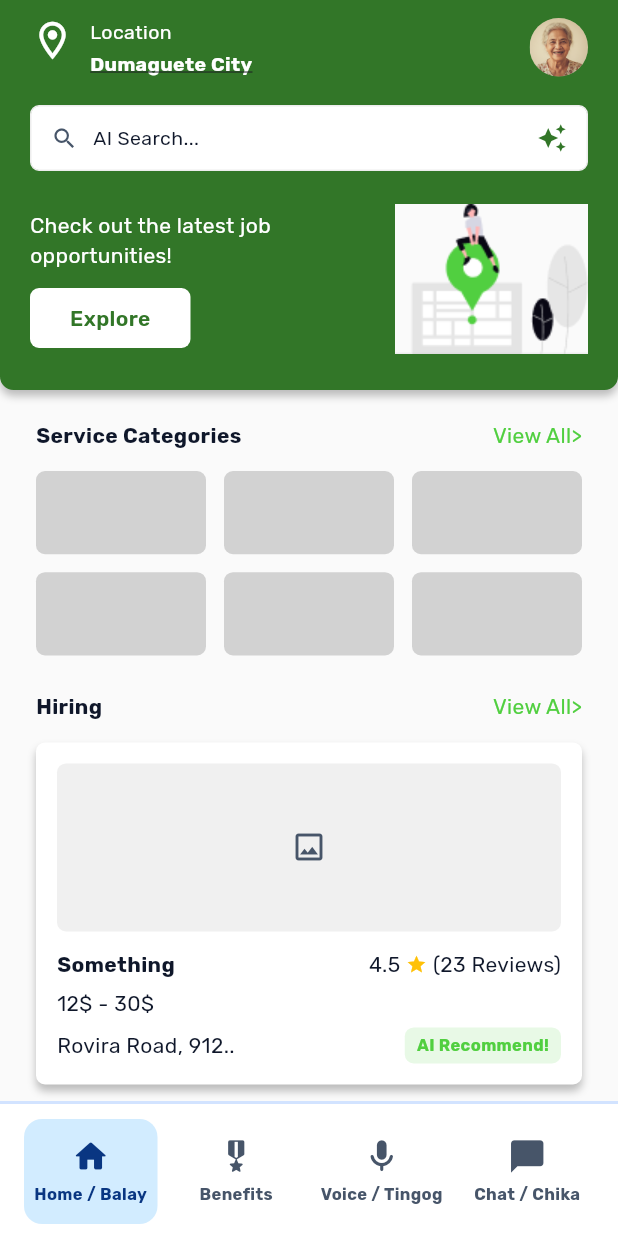
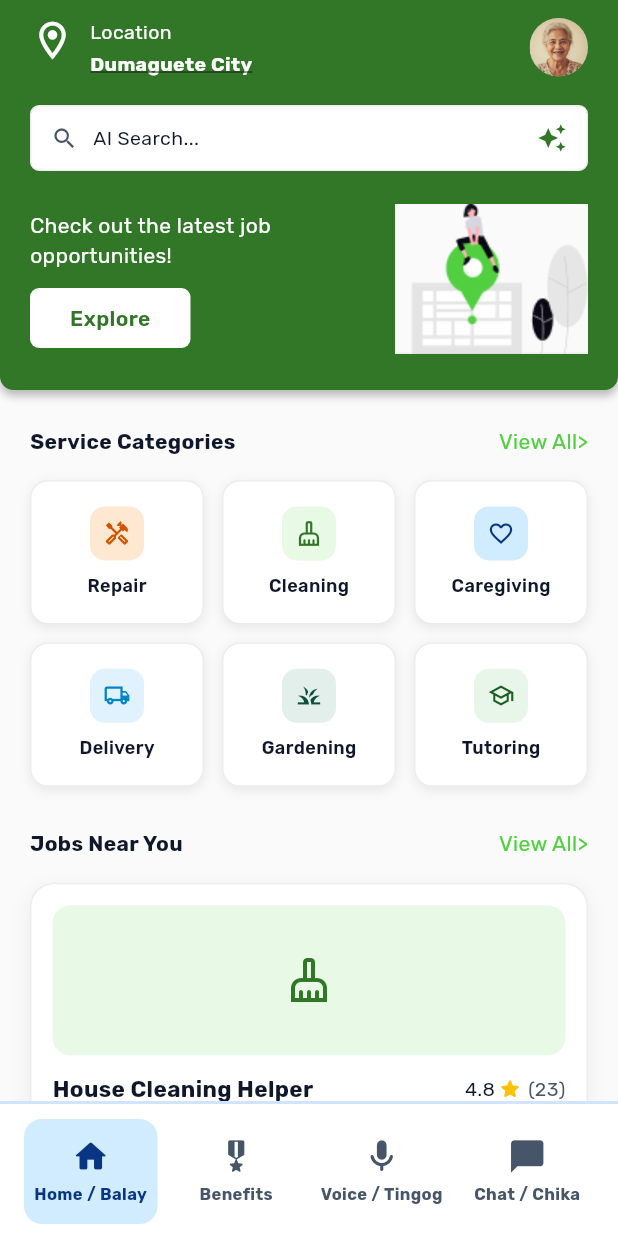
Before and after one commit to ensaiimada15/Agak.AI, a Flutter app: the screen it shows after launch, after a tap on "Log in", on a phone screen of 412 x 824 dp. Run offline on Flutter 3.47's test engine with Material 3 defaults, Android fonts, the phone set to English and light mode, and no system bars; our stand-ins replace google_fonts.

```diff
--- a/lib/main.dart
+++ b/lib/main.dart
@@ -1,6 +1,7 @@
 import 'package:flutter/material.dart';
 import 'screens/login_screen.dart';
 import 'theme/app_theme.dart';
+import 'widgets/responsive_frame.dart';
 
 void main() {
   runApp(const AgakAIApp());
@@ -15,6 +16,7 @@ class AgakAIApp extends StatelessWidget {
       title: 'AgakAI',
       debugShowCheckedModeBanner: false,
       theme: AppTheme.light,
+      builder: (context, child) => ResponsiveFrame(child: child!),
       home: const LoginScreen(),
     );
   }
--- a/lib/screens/home_screen.dart
+++ b/lib/screens/home_screen.dart
@@ -1,5 +1,50 @@
 import 'package:flutter/material.dart';
 import '../theme/app_colors.dart';
+
+class _Category {
+  const _Category(this.label, this.icon, this.color, this.bg);
+  final String label;
+  final IconData icon;
+  final Color color;
+  final Color bg;
+}
+
+const _categories = [
+  _Category('Repair', Icons.handyman_outlined, AppColors.orange, AppColors.orangeBg),
+  _Category('Cleaning', Icons.cleaning_services_outlined, AppColors.dashboardGreen,
+      AppColors.dashboardAccentBg),
+  _Category('Caregiving', Icons.favorite_outline, AppColors.navy, AppColors.skyBlueBg),
+  _Category('Delivery', Icons.local_shipping_outlined, AppColors.brightBlue,
+      AppColors.paleBlueBg),
+  _Category('Gardening', Icons.grass_outlined, AppColors.forest, AppColors.forestSoft),
+  _Category('Tutoring', Icons.school_outlined, AppColors.claimGreen, AppColors.claimGreenBg),
+];
+
+class _Job {
+  const _Job(this.title, this.category, this.price, this.location, this.rating,
+      this.reviews, this.icon, this.color, this.bg, {this.recommended = false});
+  final String title;
+  final String category;
+  final String price;
+  final String location;
+  final double rating;
+  final int reviews;
+  final IconData icon;
+  final Color color;
+  final Color bg;
+  final bool recommended;
+}
+
+const _jobs = [
+  _Job('House Cleaning Helper', 'Cleaning', '₱350 - ₱500 / visit', 'Rovira Road, Dumaguete',
+      4.8, 23, Icons.cleaning_services_outlined, AppColors.dashboardGreen,
+      AppColors.dashboardAccentBg,
+      recommended: true),
+  _Job('Elderly Companion Care', 'Caregiving', '₱400 / day', 'Piapi, Dumaguete', 4.9, 41,
+      Icons.favorite_outline, AppColors.navy, AppColors.skyBlueBg),
+  _Job('Garden Maintenance', 'Gardening', '₱250 - ₱450 / visit', 'Bantayan, Dumaguete', 4.6,
+      15, Icons.grass_outlined, AppColors.forest, AppColors.forestSoft),
+];
 
 class HomeScreen extends StatelessWidget {
   const HomeScreen({
@@ -21,23 +66,20 @@ class HomeScreen extends StatelessWidget {
           children: [
             _DashboardHeader(onSearchTap: onOpenVoiceAssistant, onExplore: onOpenBenefits),
             Padding(
-              padding: const EdgeInsets.fromLTRB(24, 20, 24, 24),
+              padding: const EdgeInsets.fromLTRB(20, 24, 20, 28),
               child: Column(
                 crossAxisAlignment: CrossAxisAlignment.start,
                 children: [
                   const _SectionHeader(title: 'Service Categories'),
-                  const SizedBox(height: 14),
+                  const SizedBox(height: 16),
                   const _ServiceCategoriesGrid(),
-                  const SizedBox(height: 24),
-                  const _SectionHeader(title: 'Hiring'),
-                  const SizedBox(height: 14),
-                  const _JobCard(
-                    title: 'Something',
-                    price: '12\$ - 30\$',
-                    location: 'Rovira Road, 912..',
-                    rating: '4.5',
-                    reviews: '(23 Reviews)',
-                  ),
+                  const SizedBox(height: 28),
+                  const _SectionHeader(title: 'Jobs Near You'),
+                  const SizedBox(height: 16),
+                  for (final job in _jobs) ...[
+                    _JobCard(job: job),
+                    if (job != _jobs.last) const SizedBox(height: 12),
+                  ],
                 ],
               ),
             ),
@@ -209,34 +251,46 @@ class _ServiceCategoriesGrid extends StatelessWidget {
       crossAxisCount: 3,
       mainAxisSpacing: 12,
       crossAxisSpacing: 12,
-      childAspectRatio: 94 / 46,
-      children: List.generate(
-        6,
-        (_) => Container(
+      childAspectRatio: 94 / 78,
+      children: [
+        for (final category in _categories)
+          Container(
             decoration: BoxDecoration(
-            color: AppColors.placeholderGrey,
-            borderRadius: BorderRadius.circular(6),
+              color: Colors.white,
+              borderRadius: BorderRadius.circular(12),
+              border: Border.all(color: const Color(0xFFEDEDED)),
+              boxShadow: const [
+                BoxShadow(color: Color(0x14000000), blurRadius: 6, offset: Offset(0, 2)),
+              ],
+            ),
+            child: Column(
+              mainAxisAlignment: MainAxisAlignment.center,
+              children: [
+                Container(
+                  width: 36,
+                  height: 36,
+                  decoration: BoxDecoration(
+                    color: category.bg,
+                    borderRadius: BorderRadius.circular(10),
+                  ),
+                  child: Icon(category.icon, size: 18, color: category.color),
+                ),
+                const SizedBox(height: 8),
+                Text(category.label,
+                    style: const TextStyle(
+                        fontSize: 12, fontWeight: FontWeight.w600, color: AppColors.ink)),
+              ],
             ),
           ),
-      ),
+      ],
     );
   }
 }
 
 class _JobCard extends StatelessWidget {
-  const _JobCard({
-    required this.title,
-    required this.price,
-    required this.location,
-    required this.rating,
-    required this.reviews,
-  });
+  const _JobCard({required this.job});
 
-  final String title;
-  final String price;
-  final String location;
-  final String rating;
-  final String reviews;
+  final _Job job;
 
   @override
   Widget build(BuildContext context) {
@@ -244,49 +298,73 @@ class _JobCard extends StatelessWidget {
       padding: const EdgeInsets.all(14),
       decoration: BoxDecoration(
         color: Colors.white,
-        borderRadius: BorderRadius.circular(6),
+        borderRadius: BorderRadius.circular(16),
+        border: Border.all(color: const Color(0xFFEDEDED)),
         boxShadow: const [
-          BoxShadow(color: Color(0x40000000), blurRadius: 4, offset: Offset(0, 4)),
+          BoxShadow(color: Color(0x0F000000), blurRadius: 10, offset: Offset(0, 4)),
         ],
       ),
       child: Column(
         crossAxisAlignment: CrossAxisAlignment.start,
         children: [
           Container(
-            height: 112,
+            height: 100,
             width: double.infinity,
             alignment: Alignment.center,
             decoration: BoxDecoration(
-              color: AppColors.imagePlaceholderBg,
-              borderRadius: BorderRadius.circular(6),
+              color: job.bg,
+              borderRadius: BorderRadius.circular(12),
             ),
-            child: const Icon(Icons.image_outlined, size: 24, color: AppColors.slateText),
+            child: Icon(job.icon, size: 32, color: job.color),
           ),
           const SizedBox(height: 12),
           Row(
             mainAxisAlignment: MainAxisAlignment.spaceBetween,
             children: [
-              Text(title,
+              Expanded(
+                child: Text(job.title,
                     style: const TextStyle(
-                      fontSize: 14, fontWeight: FontWeight.bold, color: AppColors.ink)),
+                        fontSize: 15, fontWeight: FontWeight.bold, color: AppColors.ink)),
+              ),
               Row(
                 children: [
-                  Text('$rating ', style: const TextStyle(fontSize: 14, color: AppColors.ink)),
-                  const Icon(Icons.star, size: 14, color: Colors.amber),
+                  Text(job.rating.toStringAsFixed(1),
+                      style: const TextStyle(fontSize: 13, color: AppColors.ink)),
+                  const SizedBox(width: 2),
+                  const Icon(Icons.star_rounded, size: 16, color: Colors.amber),
                   const SizedBox(width: 4),
-                  Text(reviews, style: const TextStyle(fontSize: 14, color: AppColors.ink)),
+                  Text('(${job.reviews})',
+                      style: const TextStyle(fontSize: 13, color: AppColors.slateText)),
                 ],
               ),
             ],
           ),
-          const SizedBox(height: 6),
-          Text(price, style: const TextStyle(fontSize: 14, color: AppColors.ink)),
-          const SizedBox(height: 6),
+          const SizedBox(height: 4),
+          Text(job.price,
+              style: const TextStyle(
+                  fontSize: 13.5, fontWeight: FontWeight.w600, color: AppColors.dashboardGreen)),
+          const SizedBox(height: 8),
           Row(
             mainAxisAlignment: MainAxisAlignment.spaceBetween,
             children: [
-              Text(location, style: const TextStyle(fontSize: 14, color: AppColors.ink)),
+              Expanded(
+                child: Row(
+                  children: [
+                    const Icon(Icons.location_on_outlined,
+                        size: 14, color: AppColors.slateText),
+                    const SizedBox(width: 2),
+                    Expanded(
+                      child: Text(job.location,
+                          maxLines: 1,
+                          overflow: TextOverflow.ellipsis,
+                          style: const TextStyle(fontSize: 12.5, color: AppColors.slateText)),
+                    ),
+                  ],
+                ),
+              ),
+              if (job.recommended)
                 Container(
+                  margin: const EdgeInsets.only(left: 8),
                   padding: const EdgeInsets.symmetric(horizontal: 8, vertical: 4),
                   decoration: BoxDecoration(
                     color: AppColors.dashboardAccentBg,
--- a/lib/screens/login_screen.dart
+++ b/lib/screens/login_screen.dart
@@ -36,12 +36,18 @@ class _LoginScreenState extends State<LoginScreen> {
       backgroundColor: AppColors.pageBg,
       body: SafeArea(
         child: SingleChildScrollView(
-          padding: const EdgeInsets.symmetric(horizontal: 43),
+          padding: const EdgeInsets.symmetric(horizontal: 32),
           child: Column(
             children: [
-              const SizedBox(height: 60),
-              Image.asset('assets/images/logo.png', height: 175),
-              const SizedBox(height: 40),
+              const SizedBox(height: 56),
+              Image.asset('assets/images/logo.png', height: 150),
+              const SizedBox(height: 8),
+              Text('Welcome back',
+                  style: AppTheme.headline(size: 20, color: AppColors.ink)),
+              const SizedBox(height: 4),
+              const Text('Log in to continue',
+                  style: TextStyle(fontSize: 13.5, color: Colors.black54)),
+              const SizedBox(height: 32),
               _LoginField(
                 controller: _emailController,
                 hint: 'Email',
--- a/lib/theme/app_colors.dart
+++ b/lib/theme/app_colors.dart
@@ -14,6 +14,9 @@ class AppColors {
   static const orangeBg = Color(0xFFFFE8D2);
   static const orange = Color(0xFFD35400);
   static const orangeBg2 = Color(0xFFFBEFE6);
+
+  // Web / wide-viewport backdrop behind the centered app frame
+  static const webBackdrop = Color(0xFFE3E7EE);
 
   // Neutrals
   static const pageBg = Color(0xFFFAFAFA);
--- /dev/null
+++ b/lib/widgets/responsive_frame.dart
@@ -0,0 +1,59 @@
+import 'package:flutter/material.dart';
+import '../theme/app_colors.dart';
+
+/// Centers the app's mobile-first UI as a floating card on wide (desktop
+/// browser) viewports so it doesn't stretch edge-to-edge. On narrow
+/// (phone-sized) viewports it renders the child untouched.
+class ResponsiveFrame extends StatelessWidget {
+  const ResponsiveFrame({super.key, required this.child});
+
+  final Widget child;
+
+  static const double maxContentWidth = 430;
+  static const double wideBreakpoint = 700;
+
+  @override
+  Widget build(BuildContext context) {
+    return LayoutBuilder(
+      builder: (context, constraints) {
+        if (constraints.maxWidth < wideBreakpoint) return child;
+
+        const verticalMargin = 32.0;
+        final frameHeight = constraints.hasBoundedHeight
+            ? constraints.maxHeight - verticalMargin * 2
+            : 800.0;
+
+        return ColoredBox(
+          color: AppColors.webBackdrop,
+          child: Center(
+            child: SizedBox(
+              width: maxContentWidth,
+              height: frameHeight,
+              child: ClipRRect(
+                borderRadius: BorderRadius.circular(28),
+                child: DecoratedBox(
+                  decoration: BoxDecoration(
+                    color: Colors.white,
+                    boxShadow: [
+                      BoxShadow(
+                        color: Colors.black.withValues(alpha: 0.14),
+                        blurRadius: 48,
+                        offset: const Offset(0, 24),
+                      ),
+                      BoxShadow(
+                        color: Colors.black.withValues(alpha: 0.06),
+                        blurRadius: 6,
+                        offset: const Offset(0, 2),
+                      ),
+                    ],
+                  ),
+                  child: child,
+                ),
+              ),
+            ),
+          ),
+        );
+      },
+    );
+  }
+}
```
Also changed, not shown: 1 other file. Lines whose indentation alone changed are shown as unchanged.
